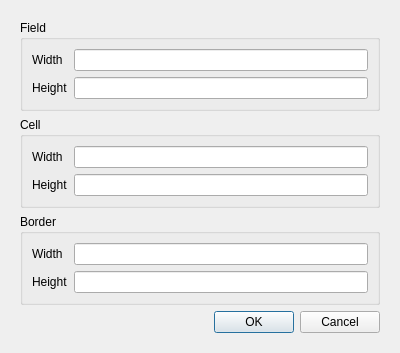
Old version of the form newgamedialog.ui in the repository DevAlone/CrazyMinesweeper.
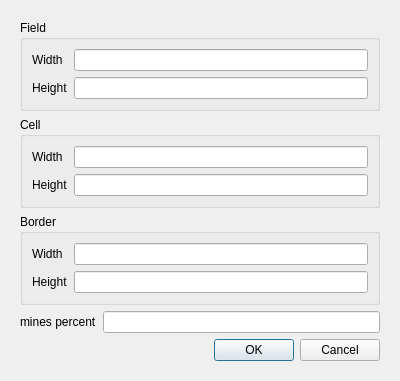
New version of the form.

Patch:
```diff
--- a/newgamedialog.ui
+++ b/newgamedialog.ui
@@ -7,7 +7,7 @@
     <x>0</x>
     <y>0</y>
     <width>400</width>
-    <height>300</height>
+    <height>355</height>
    </rect>
   </property>
   <property name="windowTitle">
@@ -120,6 +120,20 @@
          </layout>
         </widget>
        </item>
+       <item>
+        <layout class="QHBoxLayout" name="horizontalLayout_3">
+         <item>
+          <widget class="QLabel" name="label_5">
+           <property name="text">
+            <string>mines percent</string>
+           </property>
+          </widget>
+         </item>
+         <item>
+          <widget class="QLineEdit" name="minesPercent"/>
+         </item>
+        </layout>
+       </item>
        <item>
         <widget class="QDialogButtonBox" name="buttonBox">
          <property name="orientation">
```
